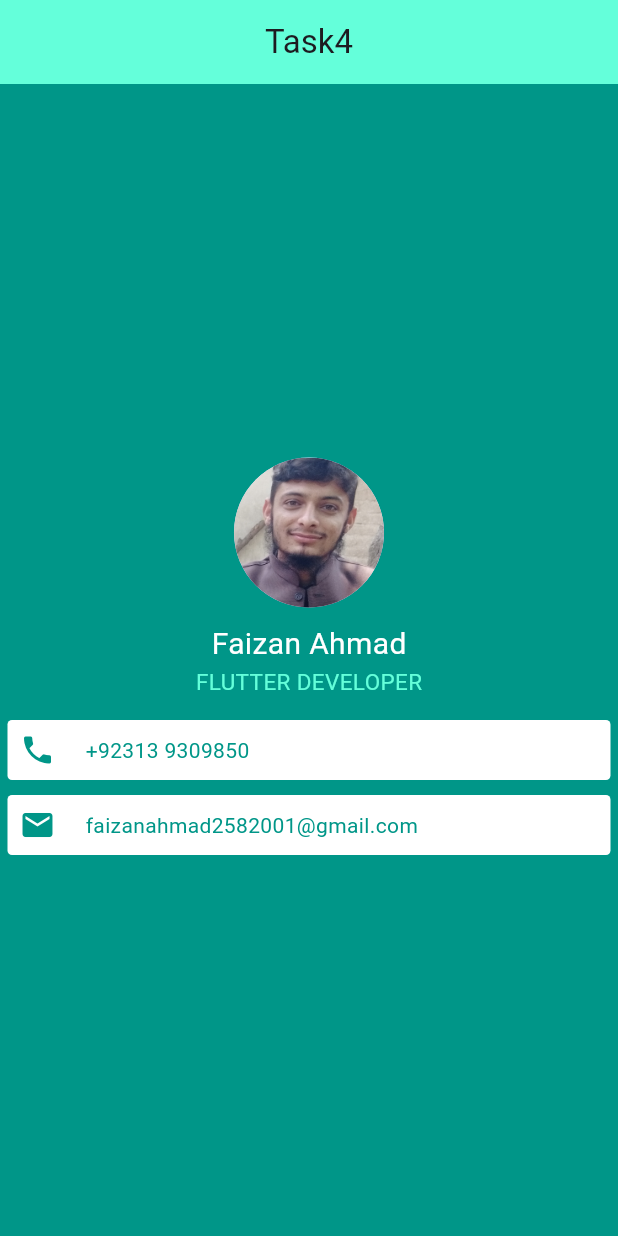
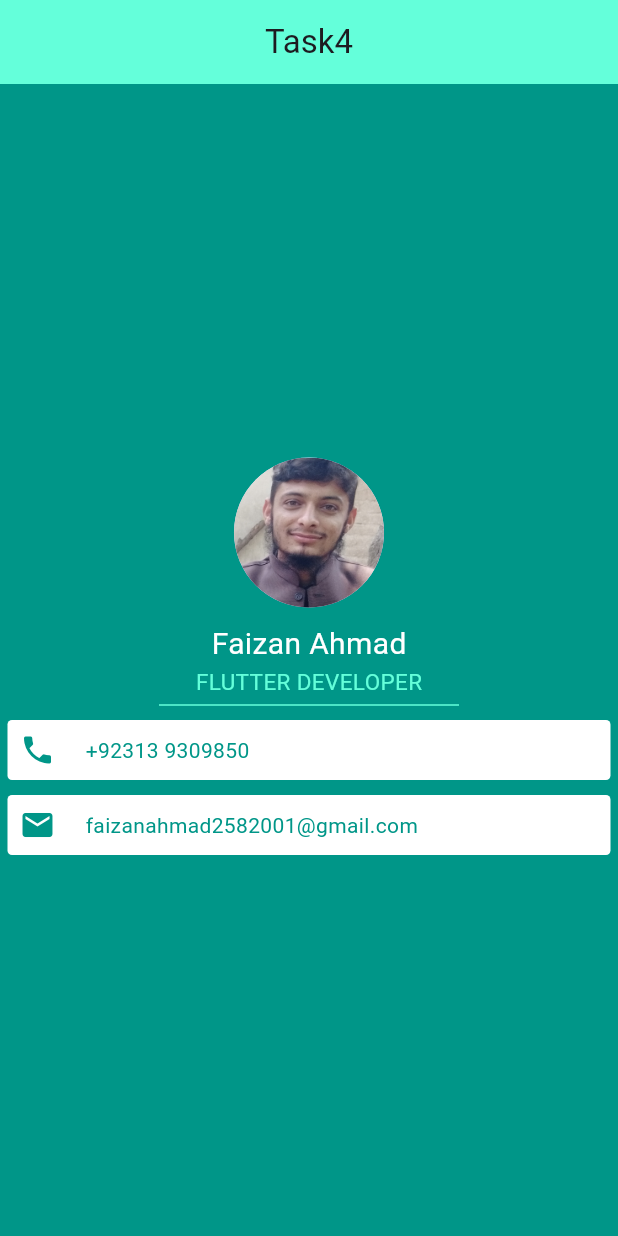
Before and after one commit to Faizan-glitch-os/smit_flutter_inclass_task4, a Flutter app: the screen it shows after launch, on a phone screen of 412 x 824 dp. Run offline on Flutter 3.47's test engine with Material 3 defaults, Android fonts, the phone set to English and light mode, and no system bars.

Commit message:
Task4 completed

```diff
--- a/lib/main.dart
+++ b/lib/main.dart
@@ -27,6 +27,34 @@ class Task4 extends StatelessWidget {
               radius: 50,
               backgroundImage: AssetImage('assets/profile jpg 367KBs jpg.jpg'),
             ),
+            // ClipOval(
+            //   child: Image.asset(
+            //     'assets/profile jpg 367KBs jpg.jpg',
+            //     width: 100,
+            //     height: 100,
+            //     fit: BoxFit.cover,
+            //   ),
+            // ),
+            // Container(
+            //   height: 100,
+            //   width: 100,
+            //   decoration: const BoxDecoration(
+            //     shape: BoxShape.circle,
+            //     image: DecorationImage(
+            //       fit: BoxFit.cover,
+            //       image: AssetImage('assets/profile jpg 367KBs jpg.jpg'),
+            //     ),
+            //   ),
+            // ),
+            // ClipRRect(
+            //   borderRadius: BorderRadius.circular(300),
+            //   child: Image(
+            //     height: 100,
+            //     width: 100,
+            //     fit: BoxFit.cover,
+            //     image: AssetImage('assets/profile jpg 367KBs jpg.jpg'),
+            //   ),
+            // ),
             const SizedBox(
               height: 10,
             ),
@@ -40,6 +68,10 @@ class Task4 extends StatelessWidget {
             ),
             const SizedBox(
               height: 10,
+              width: 200,
+              child: Divider(
+                color: Colors.tealAccent,
+              ),
             ),
             Container(
               margin: const EdgeInsets.all(5),
```
